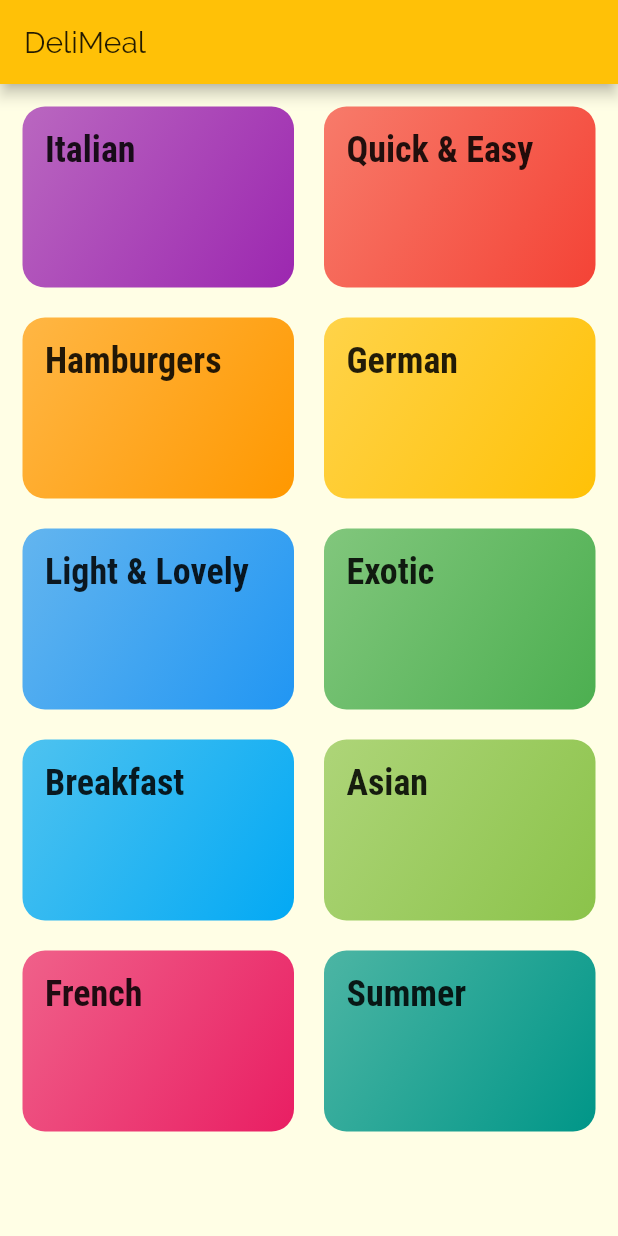
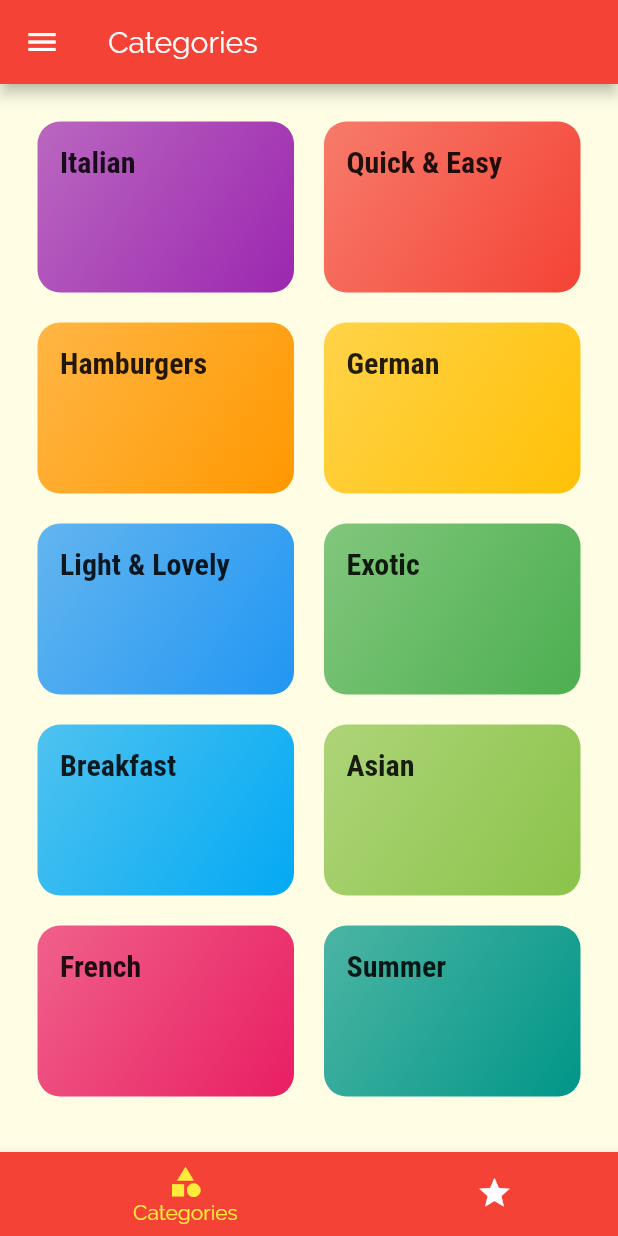
Before and after one commit to Dipesh123-art/meals, a Flutter app: the screen it shows after launch, on a phone screen of 412 x 824 dp. Run offline on Flutter 3.47's test engine with Material 2 defaults, Android fonts, the phone set to English and light mode, and no system bars.

Commit message:
commit 3rd

```diff
--- a/lib/main.dart
+++ b/lib/main.dart
@@ -1,7 +1,9 @@
 import 'package:flutter/material.dart';
+
 import './screens/meal_detail_screen.dart';
-import 'screens/category_meals_screen.dart';
-import 'screens/categories_screen.dart';
+import './screens/category_meals_screen.dart';
+import './screens/categories_screen.dart';
+import './screens/tabs_screen.dart';
 
 void main() => runApp(MyApp());
 
@@ -11,8 +13,8 @@ class MyApp extends StatelessWidget {
     return MaterialApp(
       title: 'DeliMeals',
       theme: ThemeData(
-        primarySwatch: Colors.amber,
-        accentColor: Colors.purple,
+        primarySwatch: Colors.red,
+        accentColor: Colors.yellow,
         canvasColor: Color.fromRGBO(255, 254, 229, 1),
         fontFamily: 'Raleway',
         textTheme: ThemeData.light().textTheme.copyWith(
@@ -23,22 +25,29 @@ class MyApp extends StatelessWidget {
               color: Color.fromRGBO(20, 51, 51, 1),
             ),
             title: TextStyle(
-              fontSize: 24,
+              fontSize: 20,
               fontFamily: 'RobotoCondensed',
               fontWeight: FontWeight.bold,
             )),
       ),
-      home: CategoriesScreen(),
+      // home: CategoriesScreen(),
+      initialRoute: '/', // default is '/'
       routes: {
+        '/': (ctx) => TabsScreen(),
         CategoryMealsScreen.routeName: (ctx) => CategoryMealsScreen(),
         MealDetailScreen.routeName: (ctx) => MealDetailScreen(),
       },
       onGenerateRoute: (settings) {
         print(settings.arguments);
-        // return MaterialPageRoute(builder:(ctx) => CategoriesScreen());
+        // if (settings.name == '/meal-detail') {
+        //   return ...;
+        // } else if (settings.name == '/something-else') {
+        //   return ...;
+        // }
+        // return MaterialPageRoute(builder: (ctx) => CategoriesScreen(),);
       },
       onUnknownRoute: (settings) {
-        return MaterialPageRoute(builder: (ctx) => CategoriesScreen());
+        return MaterialPageRoute(builder: (ctx) => CategoriesScreen(),);
       },
     );
   }
--- a/lib/screens/categories_screen.dart
+++ b/lib/screens/categories_screen.dart
@@ -6,14 +6,16 @@ import '../widgets/category_item.dart';
 class CategoriesScreen extends StatelessWidget {
   @override
   Widget build(BuildContext context) {
-    return Scaffold(
-      appBar: AppBar(
-        title: const Text('DeliMeal'),
+    return GridView(
+      padding: const EdgeInsets.all(25),
+      children: DUMMY_CATEGORIES
+          .map(
+            (catData) => CategoryItem(
+              catData.id,
+              catData.title,
+              catData.color,
             ),
-      body: GridView(
-        padding:const EdgeInsets.all(15),
-        children: DUMMY_CATEGORIES
-            .map((catData) => CategoryItem(catData.id,catData.title, catData.color))
+          )
           .toList(),
       gridDelegate: SliverGridDelegateWithMaxCrossAxisExtent(
         maxCrossAxisExtent: 200,
@@ -21,7 +23,6 @@ class CategoriesScreen extends StatelessWidget {
         crossAxisSpacing: 20,
         mainAxisSpacing: 20,
       ),
-      ),
     );
   }
 }
--- /dev/null
+++ b/lib/screens/tabs_screen.dart
@@ -0,0 +1,61 @@
+import 'package:flutter/material.dart';
+import './favourites_screen.dart';
+import './categories_screen.dart';
+
+class TabsScreen extends StatefulWidget {
+  @override
+  _TabsScreenState createState() => _TabsScreenState();
+}
+
+class _TabsScreenState extends State<TabsScreen> {
+  List<Map<String, Object>> _pages = [
+    {
+      'page': CategoriesScreen(),
+      'title': 'Categories',
+    },
+    {
+      'page': FavouritesScreen(),
+      'title': 'Your Favourite',
+    },
+  ];
+  int _selectedPageIndex = 0;
+
+  void _selectPage(int index) {
+    setState(() {
+      _selectedPageIndex = index;
+    });
+  }
+
+  @override
+  Widget build(BuildContext context) {
+    return Scaffold(
+      appBar: AppBar(
+        title: Text(_pages[_selectedPageIndex]['title']),
+      ),
+      drawer: Drawer(
+        child: Text('The Drawer'),
+      ),
+      body: _pages[_selectedPageIndex]['page'],
+      bottomNavigationBar: BottomNavigationBar(
+        onTap: _selectPage,
+        backgroundColor: Theme.of(context).primaryColor,
+        unselectedItemColor: Colors.white,
+        selectedItemColor: Theme.of(context).accentColor,
+        currentIndex: _selectedPageIndex,
+        type: BottomNavigationBarType.shifting,
+        items: [
+          BottomNavigationBarItem(
+            backgroundColor: Theme.of(context).primaryColor,
+            icon: Icon(Icons.category),
+            title: Text('Categories'),
+          ),
+          BottomNavigationBarItem(
+            backgroundColor: Theme.of(context).primaryColor,
+            icon: Icon(Icons.star),
+            title: Text('Favourites'),
+          ),
+        ],
+      ),
+    );
+  }
+}
--- a/lib/widgets/category_item.dart
+++ b/lib/widgets/category_item.dart
@@ -1,4 +1,5 @@
 import 'package:flutter/material.dart';
+
 import '../screens/category_meals_screen.dart';
 
 class CategoryItem extends StatelessWidget {
@@ -25,7 +26,7 @@ class CategoryItem extends StatelessWidget {
       splashColor: Theme.of(context).primaryColor,
       borderRadius: BorderRadius.circular(15),
       child: Container(
-        padding: EdgeInsets.all(15),
+        padding: const EdgeInsets.all(15),
         child: Text(
           title,
           style: Theme.of(context).textTheme.title,
```
Also changed, not shown: lib/models/category.dart (+5 -2 lines), lib/models/meal.dart (+5 -4 lines), lib/screens/category_meals_screen.dart (+5 -4 lines), lib/screens/favourites_screen.dart (added, +10 -0 lines), lib/screens/meal_detail_screen.dart (+76 -3 lines), lib/widgets/main_drawer.dart (added, +49 -0 lines), lib/widgets/meal_item.dart (+9 -5 lines). Lines whose indentation alone changed are shown as unchanged.
